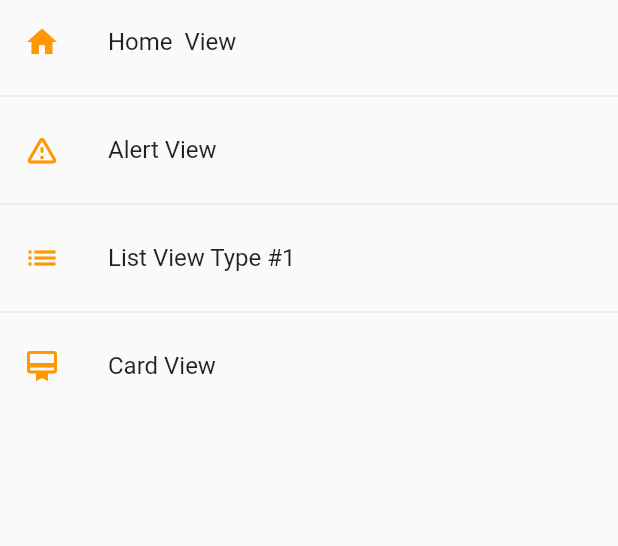
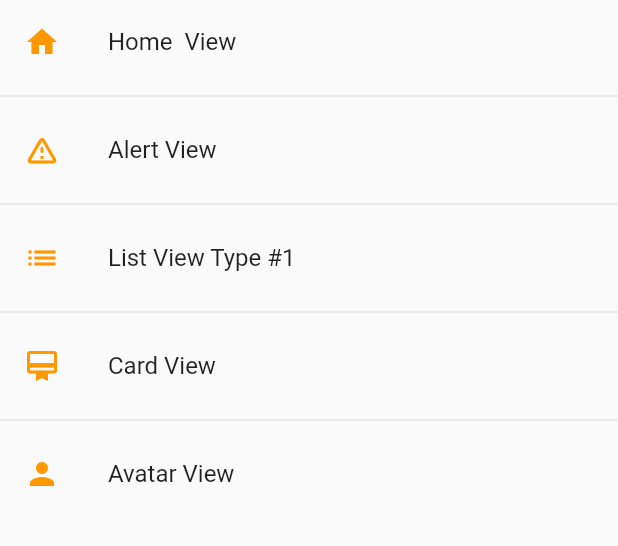
Before and after one commit to rodri2d2/FlutterWidgets, a Flutter app: the screen it shows after launch, on a phone screen of 412 x 824 dp, the part 84-630 px from its top. Run offline on Flutter 3.47's test engine with Material 2 defaults, Android fonts, the phone set to English and light mode, and no system bars.

```diff
--- a/lib/router/app_routes.dart
+++ b/lib/router/app_routes.dart
@@ -31,6 +31,12 @@ class AppRoutes {
       view: CardView(),
       icon: Icons.card_membership,
     ),
+    MenuOption(
+      route: 'avatarView',
+      name: 'Avatar View',
+      view: AvatarView(),
+      icon: Icons.person,
+    ),
   ];
 
   static const initialRoute = 'home';
--- a/lib/views/views.dart
+++ b/lib/views/views.dart
@@ -2,3 +2,4 @@ export 'package:flutter_widgets/views/homeView.dart';
 export 'package:flutter_widgets/views/listView_1.dart';
 export 'package:flutter_widgets/views/listView_2.dart';
 export 'package:flutter_widgets/views/alertView.dart';
+export 'package:flutter_widgets/views/avatarView.dart';
```
Also changed, not shown: lib/views/avatarView.dart (added, +29 -0 lines).
